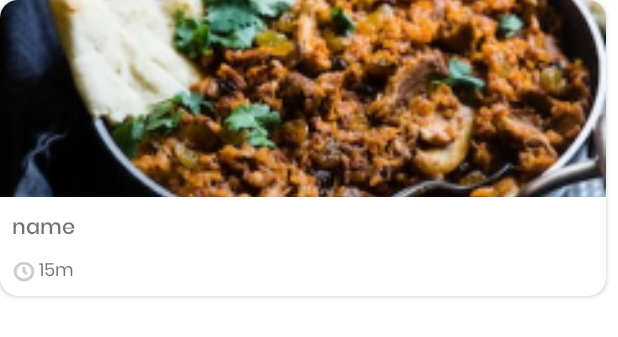
After one commit to panCake8/MasalaFoodApplication, an Android app: the layout item_kitchen.xml on its own in the app's theme, with its tools: preview values and no code run, on a phone screen of 412 x 824 dp. The commit adds this screen. Shown: the top 337 px of the screen. Run offline under Robolectric (Android 15) with nearby library versions, the phone set to English and light mode, and no system bars; network calls fail; Roboto replaces fonts that are not available here.

Commit message:
update ui

```diff
--- a/app/src/main/res/layout/fragment_details_kitchen.xml
+++ b/app/src/main/res/layout/fragment_details_kitchen.xml
@@ -30,5 +30,5 @@
     <androidx.recyclerview.widget.RecyclerView
         style="@style/RecyclerStyle"
         app:layoutManager="androidx.recyclerview.widget.GridLayoutManager"
-        tools:listitem="@layout/item_food" />
+        tools:listitem="@layout/item_kitchen" />
 </LinearLayout>
--- /dev/null
+++ b/app/src/main/res/layout/item_kitchen.xml
@@ -0,0 +1,71 @@
+<?xml version="1.0" encoding="utf-8"?>
+<androidx.cardview.widget.CardView xmlns:android="http://schemas.android.com/apk/res/android"
+    xmlns:app="http://schemas.android.com/apk/res-auto"
+    xmlns:tools="http://schemas.android.com/tools"
+    android:layout_width="match_parent"
+    android:layout_height="197dp"
+    android:layout_marginEnd="@dimen/margin_medium"
+    android:layout_marginBottom="@dimen/margin_medium"
+    android:backgroundTint="@color/white"
+    app:cardCornerRadius="@dimen/radius_medium">
+
+    <androidx.constraintlayout.widget.ConstraintLayout
+        android:id="@+id/recipe_card"
+        android:layout_width="match_parent"
+        android:layout_height="match_parent">
+
+        <ImageView
+            android:id="@+id/image_recipe"
+            android:layout_width="match_parent"
+            android:layout_height="131dp"
+            android:contentDescription="@string/img_description"
+            android:scaleType="centerCrop"
+            app:layout_constraintEnd_toEndOf="parent"
+            app:layout_constraintStart_toStartOf="parent"
+            app:layout_constraintTop_toTopOf="parent"
+            tools:src="@drawable/quick_recipes_image" />
+
+        <TextView
+            android:id="@+id/recipe_name"
+            android:layout_width="wrap_content"
+            android:layout_height="wrap_content"
+            android:layout_marginStart="@dimen/margin_medium"
+            android:ellipsize="end"
+            android:fontFamily="@font/poppins_medium"
+            android:lines="1"
+            android:textColor="@color/text_medium"
+            android:textSize="@dimen/text_medium"
+            app:layout_constraintBottom_toTopOf="@id/time_icon"
+            app:layout_constraintStart_toStartOf="parent"
+            app:layout_constraintTop_toBottomOf="@id/image_recipe"
+            tools:text="name" />
+
+        <ImageView
+            android:id="@+id/time_icon"
+            android:layout_width="@dimen/small_icon_size"
+            android:layout_height="@dimen/small_icon_size"
+            android:layout_marginStart="@dimen/margin_medium"
+            android:layout_marginBottom="@dimen/margin_medium"
+            android:contentDescription="@string/img_description"
+            android:src="@drawable/ic_clock"
+            app:layout_constraintBottom_toBottomOf="parent"
+            app:layout_constraintEnd_toStartOf="@id/prepareTime"
+            app:layout_constraintStart_toStartOf="parent"
+            app:tint="@color/text_medium" />
+
+        <TextView
+            android:id="@+id/prepareTime"
+            android:layout_width="wrap_content"
+            android:layout_height="wrap_content"
+            android:layout_marginStart="@dimen/margin_tiny"
+            android:fontFamily="@font/poppins"
+            android:textColor="@color/text_medium"
+            android:textSize="@dimen/text_small"
+            app:layout_constraintBottom_toBottomOf="parent"
+            app:layout_constraintStart_toEndOf="@+id/time_icon"
+            app:layout_constraintTop_toBottomOf="@id/recipe_name"
+            tools:text="15m" />
+
+    </androidx.constraintlayout.widget.ConstraintLayout>
+
+</androidx.cardview.widget.CardView>
```
